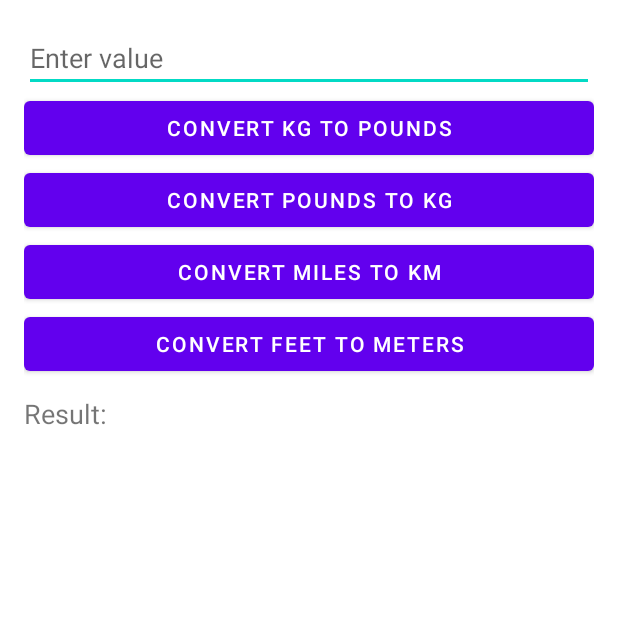
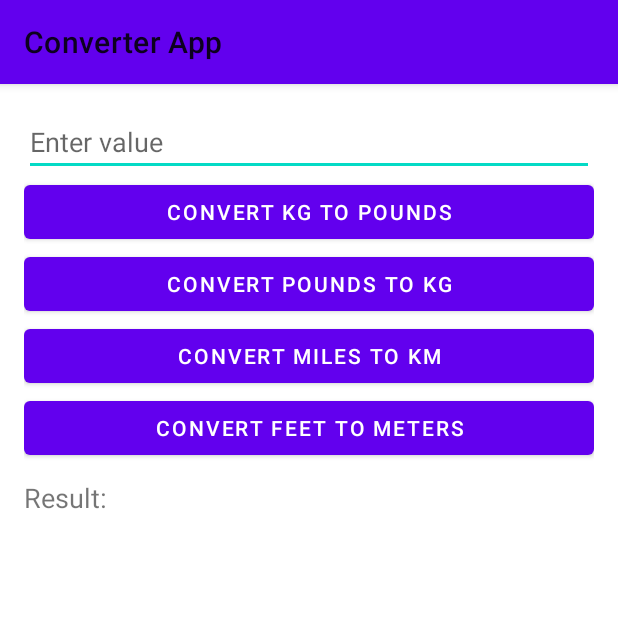
Before and after one commit to niroop893/WeighConv, an Android app: the screen it shows after launch (MainActivity), on a phone screen of 412 x 824 dp, the top half of it. Run offline under Robolectric (Android 15) with nearby library versions, the light colour scheme and no system bars; our stand-ins replace navigation-ui; 4 statements that could not run were skipped.

Commit message:
updated MainActivity and activity_main file

```diff
--- a/app/src/main/java/com/example/weighconv/MainActivity.java
+++ b/app/src/main/java/com/example/weighconv/MainActivity.java
@@ -2,14 +2,15 @@ package com.example.weighconv;
 
 import android.os.Bundle;
 import android.view.Menu;
+import androidx.appcompat.widget.Toolbar;
 import androidx.navigation.NavController;
 import androidx.navigation.Navigation;
 import androidx.navigation.ui.AppBarConfiguration;
 import androidx.drawerlayout.widget.DrawerLayout;
 import androidx.appcompat.app.AppCompatActivity;
+import androidx.navigation.ui.NavigationUI;
 import com.example.weighconv.databinding.ActivityMainBinding;
 import com.google.android.material.navigation.NavigationView;
-import com.google.android.material.snackbar.Snackbar;
 
 public class MainActivity extends AppCompatActivity {
     private AppBarConfiguration mAppBarConfiguration;
@@ -19,20 +20,28 @@ public class MainActivity extends AppCompatActivity {
     protected void onCreate(Bundle savedInstanceState) {
         super.onCreate(savedInstanceState);
 
+        // Inflate binding
         binding = ActivityMainBinding.inflate(getLayoutInflater());
         setContentView(binding.getRoot());
 
-        setSupportActionBar(binding.appBarMain.toolbar);
+        // Set up Toolbar (Corrected)
+        Toolbar toolbar = binding.appBarMain.toolbar;
+        setSupportActionBar(toolbar);
 
+        // Set up Drawer Layout
         DrawerLayout drawer = binding.drawerLayout;
+        NavigationView navigationView = binding.navView;
+
+        // Configure top-level navigation destinations
         mAppBarConfiguration = new AppBarConfiguration.Builder(
                 R.id.nav_home, R.id.nav_gallery, R.id.nav_slideshow)
                 .setOpenableLayout(drawer)
                 .build();
 
+        // Set up Navigation
         NavController navController = Navigation.findNavController(this, R.id.nav_host_fragment_content_main);
         NavigationUI.setupActionBarWithNavController(this, navController, mAppBarConfiguration);
-        NavigationUI.setupWithNavController(binding.navView, navController);
+        NavigationUI.setupWithNavController(navigationView, navController);
     }
 
     @Override
@@ -44,10 +53,10 @@ public class MainActivity extends AppCompatActivity {
     @Override
     public boolean onSupportNavigateUp() {
         NavController navController = Navigation.findNavController(this, R.id.nav_host_fragment_content_main);
-        return NavigationUI.navigateUp(navController, mAppBarConfiguration)
-                || super.onSupportNavigateUp();
+        return NavigationUI.navigateUp(navController, mAppBarConfiguration) || super.onSupportNavigateUp();
     }
 
+    // Conversion methods
     private double kgToPound(double kg) {
         return kg * 2.20462;
     }
--- a/app/src/main/res/layout/activity_main.xml
+++ b/app/src/main/res/layout/activity_main.xml
@@ -2,15 +2,38 @@
 <androidx.drawerlayout.widget.DrawerLayout
     xmlns:android="http://schemas.android.com/apk/res/android"
     xmlns:app="http://schemas.android.com/apk/res-auto"
+    xmlns:tools="http://schemas.android.com/tools"
     android:id="@+id/drawer_layout"
+    android:layout_width="match_parent"
+    android:layout_height="match_parent"
+    tools:context=".MainActivity">
+
+    <!-- CoordinatorLayout to support scrolling -->
+    <androidx.coordinatorlayout.widget.CoordinatorLayout
         android:layout_width="match_parent"
         android:layout_height="match_parent">
 
+        <!-- AppBarLayout with Toolbar -->
+        <com.google.android.material.appbar.AppBarLayout
+            android:id="@+id/appBarMain"
+            android:layout_width="match_parent"
+            android:layout_height="wrap_content">
+
+            <androidx.appcompat.widget.Toolbar
+                android:id="@+id/toolbar"
+                android:layout_width="match_parent"
+                android:layout_height="?attr/actionBarSize"
+                app:popupTheme="@style/ThemeOverlay.AppCompat.Light"
+                app:title="Converter App" />
+        </com.google.android.material.appbar.AppBarLayout>
+
+        <!-- Main Content Layout -->
         <LinearLayout
             android:layout_width="match_parent"
             android:layout_height="match_parent"
             android:orientation="vertical"
-        android:padding="16dp">
+            android:padding="16dp"
+            app:layout_behavior="@string/appbar_scrolling_view_behavior">
 
             <EditText
                 android:id="@+id/editTextInput"
@@ -51,8 +74,9 @@
                 android:textSize="18sp"
                 android:paddingTop="10dp" />
         </LinearLayout>
+    </androidx.coordinatorlayout.widget.CoordinatorLayout>
 
-    <!-- Navigation View (Requires app namespace) -->
+    <!-- Navigation Drawer -->
     <com.google.android.material.navigation.NavigationView
         android:id="@+id/nav_view"
         android:layout_width="wrap_content"
```
Lines whose indentation alone changed are shown as unchanged.
